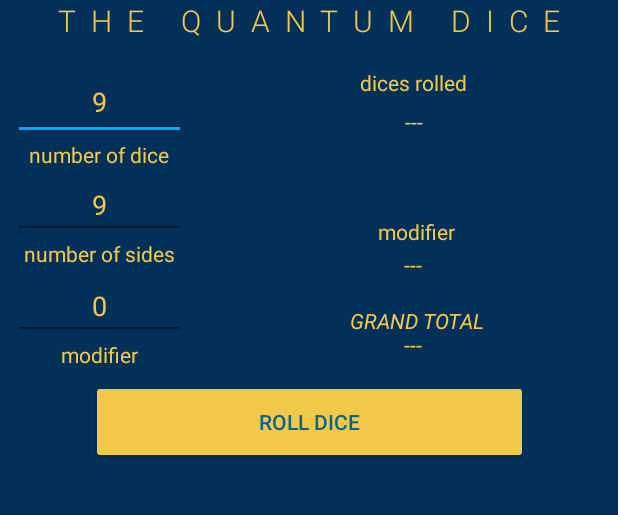
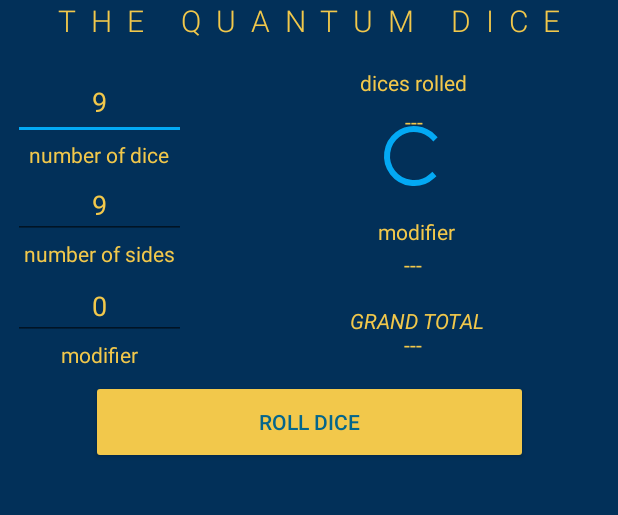
Before and after one commit to TheMagicNacho/quantumdicemobile, an Android app: the screen it shows after launch (MainActivity), on a phone screen of 412 x 824 dp, the part 128-643 px from its top. Run offline under Robolectric (Android 15) with nearby library versions, the phone set to English and light mode, and no system bars; libraries missing offline, so code that uses them is left out: com.chaquo.python, org.jetbrains.anko.

Commit message:
resolve key control

```diff
--- a/app/src/main/res/layout/activity_main.xml
+++ b/app/src/main/res/layout/activity_main.xml
@@ -207,5 +207,15 @@
             android:id="@+id/logo" app:layout_constraintTop_toTopOf="parent"
     />
 
+    <ProgressBar
+            android:id="@+id/progressBar"
+            style="?android:attr/progressBarStyle"
+            android:layout_width="wrap_content"
+            android:layout_height="wrap_content"
+            app:layout_constraintBottom_toBottomOf="@+id/displayRoll"
+            app:layout_constraintEnd_toEndOf="@+id/displayRoll"
+            app:layout_constraintStart_toStartOf="@+id/displayRoll"
+            app:layout_constraintTop_toTopOf="@+id/displayRoll" />
+
 
 </android.support.constraint.ConstraintLayout>
```
Also changed, not shown: app/src/main/java/com/run/quantum_dice_mobile/MainActivity.kt (+32 -5 lines).
